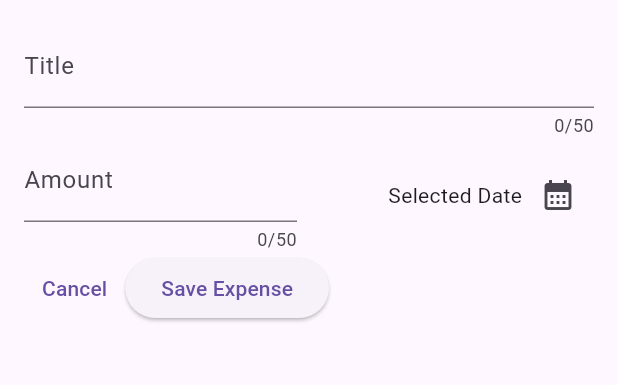
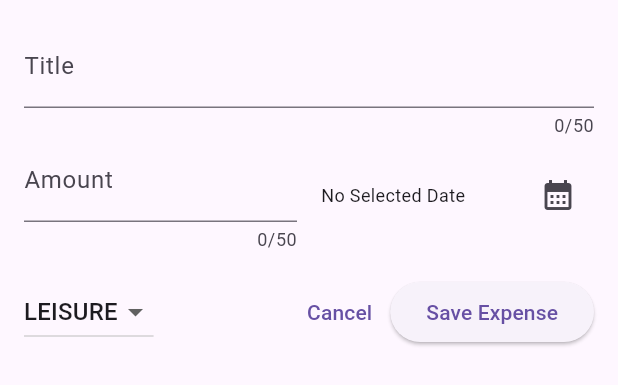
Before and after one commit to youngsuk-kim/training, a Flutter app: the NewExpense widget shown alone on an empty page, opened directly, on a phone screen of 412 x 824 dp. Shown: the top 385 px of the screen. Run offline on Flutter 3.47's test engine with Material 3 defaults, Android fonts, the phone set to English and light mode, and no system bars.

```diff
--- a/expenses/lib/wigets/new_expense.dart
+++ b/expenses/lib/wigets/new_expense.dart
@@ -1,4 +1,6 @@
 import 'package:flutter/material.dart';
+
+import '../models/expenses.dart';
 
 class NewExpense extends StatefulWidget {
   const NewExpense({super.key});
@@ -12,11 +14,46 @@ class NewExpense extends StatefulWidget {
 class _NewExpenseState extends State<NewExpense> {
   final _titleController = TextEditingController();
   final _amountController = TextEditingController();
+  DateTime? _selectedDate;
+  Category _selectedCategory = Category.leisure;
 
-  void _presentDatePicker() {
+  void _presentDatePicker() async {
     final now = DateTime.now();
     final firstDate = DateTime(now.year - 1, now.month, now.day);
-    showDatePicker(context: context, firstDate: firstDate, lastDate: now, initialDate: now);
+    final pickedDate = await showDatePicker(
+        context: context,
+        firstDate: firstDate,
+        lastDate: now,
+        initialDate: now);
+    setState(() {
+      _selectedDate = pickedDate;
+    });
+  }
+
+  void _submitExpenseData() {
+    final enteredAmount = double.tryParse(_amountController.text);
+    final amountIsInvalid = enteredAmount == null || enteredAmount <= 0;
+    if (_titleController.text.trim().isEmpty ||
+        amountIsInvalid ||
+        _selectedDate == null) {
+      showDialog(
+        context: context,
+        builder: (ctx) => AlertDialog(
+          title: const Text('Invalid Input'),
+          content: const Text(
+              'Please make sure a valid title, amount, date and category was entered'),
+          actions: [
+            TextButton(
+              onPressed: () {
+                Navigator.pop(ctx);
+              },
+              child: const Text('Okay'),
+            )
+          ],
+        ),
+      );
+      return;
+    }
   }
 
   @override
@@ -40,53 +77,64 @@ class _NewExpenseState extends State<NewExpense> {
           Row(
             children: [
               Expanded(
-                  child: Row(
-                children: [
-                  Expanded(
                 child: TextField(
                   keyboardType: TextInputType.number,
                   controller: _amountController,
                   maxLength: 50,
                   decoration: const InputDecoration(
-                          prefixText: '\$ ', label: Text('Amount')),
+                    prefixText: '\$ ',
+                    label: Text('Amount'),
+                  ),
                 ),
               ),
               const SizedBox(width: 16),
               Expanded(
                   child: Row(
-                      mainAxisAlignment: MainAxisAlignment.end,
+                mainAxisAlignment: MainAxisAlignment.start,
+                crossAxisAlignment: CrossAxisAlignment.center,
                 children: [
-                        const Text("Selected Date"),
+                  Expanded(
+                      child: Text(
+                    _selectedDate == null
+                        ? 'No Selected Date'
+                        : formatter.format(_selectedDate!),
+                    style: TextStyle(fontSize: 12),
+                  )),
                   IconButton(
                     onPressed: _presentDatePicker,
-                          icon: const Icon(
-                            Icons.calendar_month,
-                          ),
+                    icon: const Icon(Icons.calendar_month),
                   )
                 ],
               ))
             ],
-              ))
-            ],
           ),
+          const SizedBox(height: 16),
           Row(
             children: [
+              DropdownButton(
+                value: _selectedCategory,
+                items: Category.values
+                    .map((category) => DropdownMenuItem(
+                          value: category,
+                          child: Text(category.name.toUpperCase()),
+                        ))
+                    .toList(),
+                onChanged: (value) {
+                  if (value == null) return;
+                  setState(() {
+                    _selectedCategory = value;
+                  });
+                },
+              ),
+              Spacer(),
               TextButton(
                   onPressed: () => Navigator.pop(context),
                   child: const Text('Cancel')),
               ElevatedButton(
                   onPressed: () {
-                    print(_titleController.text);
-                    print(_amountController.text);
+                    _submitExpenseData();
                   },
                   child: const Text('Save Expense')),
-              const SizedBox(
-                width: 16,
-              ),
-              Expanded(
-                  child: Row(
-                children: [],
-              ))
             ],
           ),
         ],
```
Lines whose indentation alone changed are shown as unchanged.
